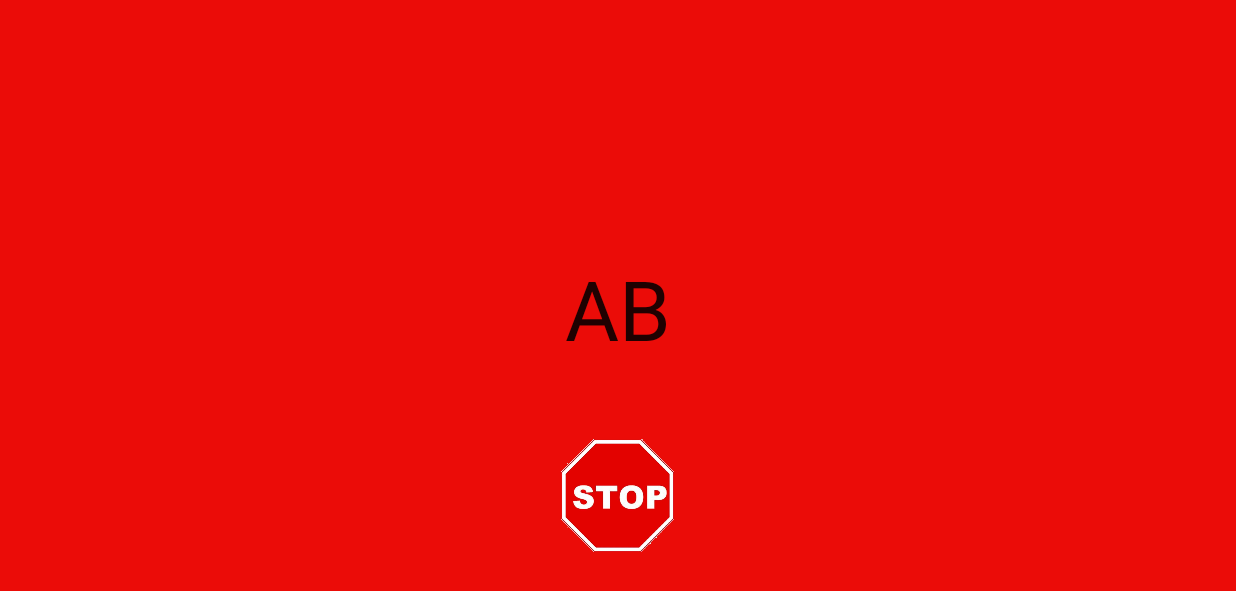
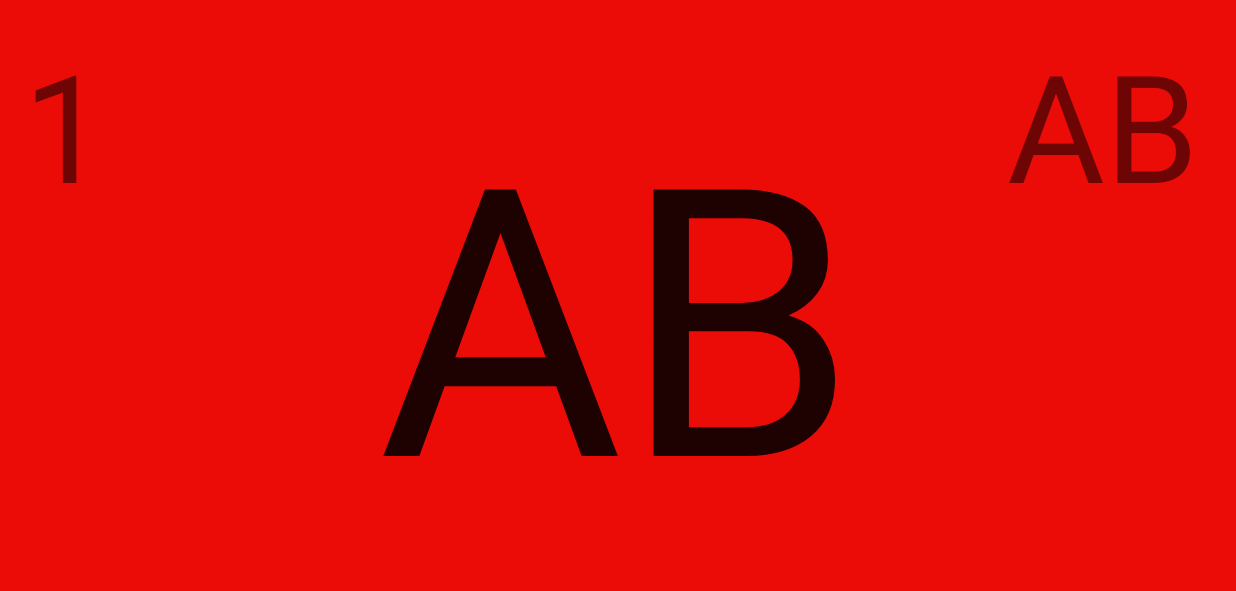
Before and after one commit to DarHa1531212/DarHa_ArchersJonquiere, an Android app: the screen it shows after launch (CompteRebours), on a phone screen of 824 x 412 dp (held sideways). Shown: the top 591 px of the screen. Run offline under Robolectric (Android 15) with nearby library versions, the phone set to English and light mode, and no system bars; pictures from the network do not load; 3 statements that could not run were skipped.

Commit message:
bugs finalisée, mise à l'échelle pour tablette

```diff
--- a/ArchersJonq/app/src/main/res/layout/activity_compte_rebours.xml
+++ b/ArchersJonq/app/src/main/res/layout/activity_compte_rebours.xml
@@ -19,10 +19,13 @@
         android:text="AB"
         android:id="@+id/Temps"
         android:fontFamily="sans-serif"
-        android:onClick="start"
         style="@style/texteBlanc"
         android:layout_centerVertical="true"
-        android:layout_centerHorizontal="true" />
+        android:layout_centerHorizontal="true"
+        android:textSize="250dp"
+        />
+    <!--android:onClick="start"-->
+
 
     <TextView
         android:id="@+id/volee"
@@ -34,8 +37,9 @@
         android:layout_marginLeft="15dp"
         android:layout_marginStart="15dp"
         android:layout_marginTop="16dp"
-        android:text=""
-        android:textSize="18sp"
+        android:text="1"
+
+        android:textSize="100sp"
         />
 
     <TextView
@@ -46,8 +50,9 @@
         android:layout_alignParentRight="true"
         android:layout_alignTop="@+id/volee"
         android:layout_marginEnd="25dp"
+        android:text="AB"
         android:layout_marginRight="25dp"
-        android:textSize="24sp" />
+        android:textSize="100sp" />
 
     <ImageView
         android:id="@+id/imageView"
--- a/ArchersJonq/build.gradle
+++ b/ArchersJonq/build.gradle
@@ -5,7 +5,7 @@ buildscript {
         jcenter()
     }
     dependencies {
-        classpath 'com.android.tools.build:gradle:2.3.0'
+        classpath 'com.android.tools.build:gradle:2.3.2'
 
         // NOTE: Do not place your application dependencies here; they belong
         // in the individual module build.gradle files
```
Also changed, not shown: ArchersJonq/app/src/main/java/info/dicj/archersjonq/CompteRebours.java (+10 -5 lines), ArchersJonq/app/src/main/ic_launcher-web.png (added), ArchersJonq/app/src/main/res/mipmap-hdpi/ic_launcher.png, ArchersJonq/app/src/main/res/mipmap-hdpi/logoapp.png (added), ArchersJonq/app/src/main/res/mipmap-mdpi/ic_launcher.png, ArchersJonq/app/src/main/res/mipmap-xhdpi/ic_launcher.png, ArchersJonq/app/src/main/res/mipmap-xxhdpi/ic_launcher.png, ArchersJonq/app/src/main/res/mipmap-xxxhdpi/ic_launcher.png.
